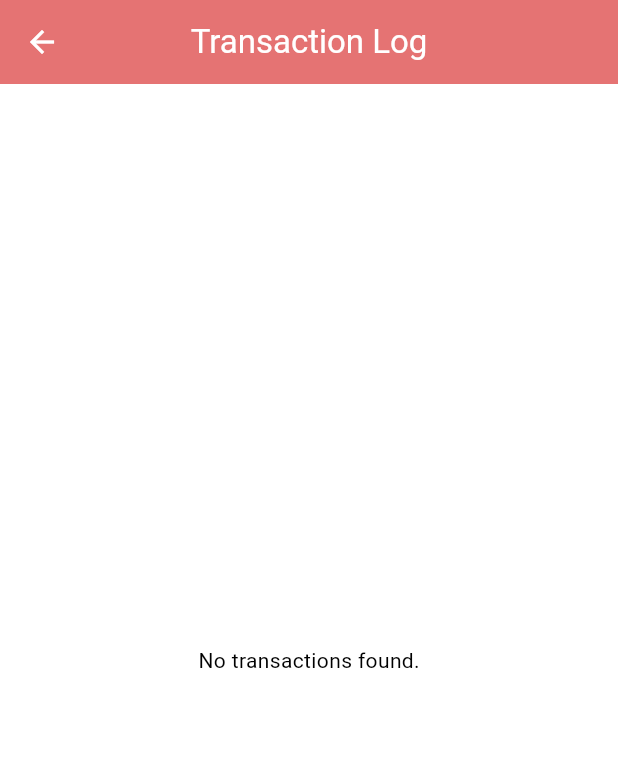
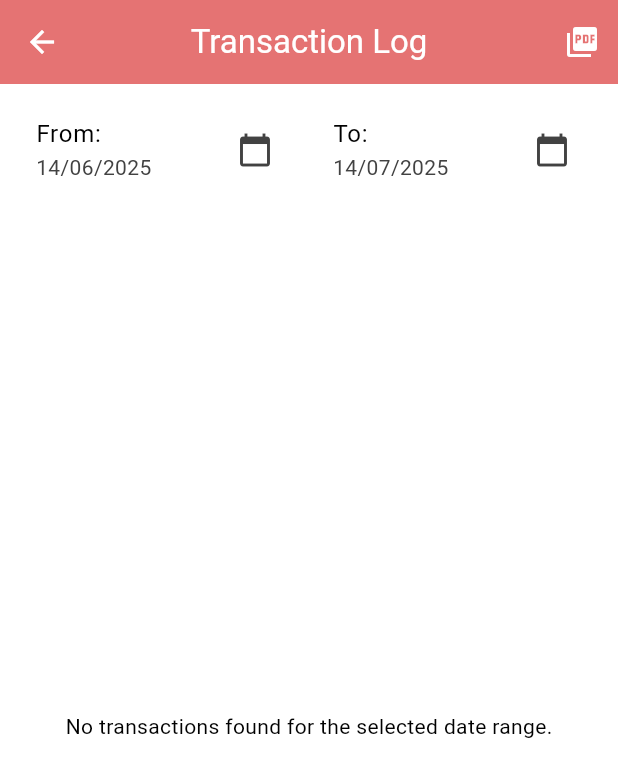
Before and after one commit to cahyoPermono/umayumchamobile, a Flutter app: the screen it shows once a user with an empty profile is signed in, in the side drawer, after a tap on "Transaction Log", on a phone screen of 412 x 824 dp. Shown: the top 777 px of the screen. Run offline on Flutter 3.47's test engine with Material 3 defaults, Android fonts, the phone set to English and light mode, and no system bars; our stand-ins replace get, supabase_flutter; accounts and stored records are empty.

Commit message:
feature(adding pdf export in log transaction)

```diff
--- a/lib/controllers/transaction_log_controller.dart
+++ b/lib/controllers/transaction_log_controller.dart
@@ -2,27 +2,55 @@ import 'package:flutter/foundation.dart'; // For debugPrint
 import 'package:get/get.dart';
 import 'package:supabase_flutter/supabase_flutter.dart';
 import 'package:umayumcha/models/inventory_transaction_model.dart';
+import 'package:pdf/widgets.dart' as pw;
+import 'package:path_provider/path_provider.dart';
+import 'dart:io';
+import 'package:intl/intl.dart';
 
 class TransactionLogController extends GetxController {
   final SupabaseClient supabase = Supabase.instance.client;
 
   var transactions = <InventoryTransaction>[].obs;
   var isLoading = false.obs;
+  var startDate = Rx<DateTime?>(null);
+  var endDate = Rx<DateTime?>(null);
 
   @override
   void onInit() {
+    // Set default date range (e.g., last 30 days)
+    endDate.value = DateTime.now();
+    startDate.value = endDate.value!.subtract(const Duration(days: 30));
     fetchTransactions();
+    // Listen to date range changes
+    ever(startDate, (_) => fetchTransactions());
+    ever(endDate, (_) => fetchTransactions());
     super.onInit();
   }
 
   Future<void> fetchTransactions() async {
     try {
       isLoading.value = true;
+      String selectQuery =
+          '*, products(name), from_branch_id(name), to_branch_id(name)';
+      List<String> conditions = [];
+
+      if (startDate.value != null) {
+        conditions.add('created_at.gte.${startDate.value!.toIso8601String()}');
+      }
+      if (endDate.value != null) {
+        conditions.add(
+          'created_at.lte.${endDate.value!.add(const Duration(days: 1)).toIso8601String()}',
+        );
+      }
+
+      if (conditions.isNotEmpty) {
+        selectQuery +=
+            '.filter(${conditions.join(',')})'; // Append filter to select string
+      }
+
       final response = await supabase
           .from('inventory_transactions')
-          .select(
-            '*, products(name), from_branch_id(name), to_branch_id(name)',
-          ) // Select product and branch names
+          .select(selectQuery) // Pass the full select string with filters
           .order('created_at', ascending: false);
 
       transactions.value =
@@ -42,4 +70,81 @@ class TransactionLogController extends GetxController {
       isLoading.value = false;
     }
   }
+
+  Future<void> exportTransactionsToPdf() async {
+    if (transactions.isEmpty) {
+      Get.snackbar('Info', 'No transactions to export.');
+      return;
+    }
+
+    isLoading.value = true;
+    try {
+      final pdf = pw.Document();
+
+      pdf.addPage(
+        pw.Page(
+          build: (pw.Context context) {
+            return pw.Column(
+              crossAxisAlignment: pw.CrossAxisAlignment.start,
+              children: [
+                pw.Text(
+                  'Transaction Log Report',
+                  style: pw.TextStyle(
+                    fontSize: 24,
+                    fontWeight: pw.FontWeight.bold,
+                  ),
+                ),
+                pw.SizedBox(height: 10),
+                pw.Text(
+                  'Date Range: ${startDate.value != null ? DateFormat('dd/MM/yyyy').format(startDate.value!) : 'N/A'} - ${endDate.value != null ? DateFormat('dd/MM/yyyy').format(endDate.value!) : 'N/A'}',
+                ),
+                pw.SizedBox(height: 20),
+                pw.TableHelper.fromTextArray(
+                  headers: [
+                    'Date',
+                    'Product',
+                    'Type',
+                    'Qty',
+                    'From',
+                    'To',
+                    'Reason',
+                  ],
+                  data:
+                      transactions
+                          .map(
+                            (t) => [
+                              DateFormat(
+                                'dd/MM/yyyy HH:mm',
+                              ).format(t.createdAt),
+                              t.productName ?? t.productId,
+                              t.type.capitalizeFirst,
+                              t.quantityChange.toString(),
+                              t.fromBranchName ?? '-',
+                              t.toBranchName ?? '-',
+                              t.reason ?? '-',
+                            ],
+                          )
+                          .toList(),
+                ),
+              ],
+            );
+          },
+        ),
+      );
+
+      final directory = await getApplicationDocumentsDirectory();
+      final filePath =
+          '${directory.path}/transaction_log_${DateFormat('yyyyMMdd_HHmmss').format(DateTime.now())}.pdf';
+      final file = File(filePath);
+      await file.writeAsBytes(await pdf.save());
+
+      Get.snackbar('Success', 'PDF exported to $filePath');
+      debugPrint('PDF exported to: $filePath');
+    } catch (e) {
+      debugPrint('Error exporting PDF: ${e.toString()}');
+      Get.snackbar('Error', 'Failed to export PDF: ${e.toString()}');
+    } finally {
+      isLoading.value = false;
+    }
+  }
 }
--- a/lib/screens/transaction_log_screen.dart
+++ b/lib/screens/transaction_log_screen.dart
@@ -14,13 +14,90 @@ class TransactionLogScreen extends StatelessWidget {
     );
 
     return Scaffold(
-      appBar: AppBar(title: const Text('Transaction Log')),
-      body: Obx(() {
+      appBar: AppBar(
+        title: const Text('Transaction Log'),
+        actions: [
+          IconButton(
+            icon: const Icon(Icons.picture_as_pdf),
+            onPressed: () => controller.exportTransactionsToPdf(),
+            tooltip: 'Export to PDF',
+          ),
+        ],
+      ),
+      body: Column(
+        children: [
+          Padding(
+            padding: const EdgeInsets.all(8.0),
+            child: Row(
+              children: [
+                Expanded(
+                  child: Obx(
+                    () => ListTile(
+                      title: const Text('From:'),
+                      subtitle: Text(
+                        controller.startDate.value != null
+                            ? DateFormat(
+                              'dd/MM/yyyy',
+                            ).format(controller.startDate.value!)
+                            : 'Select Date',
+                      ),
+                      trailing: const Icon(Icons.calendar_today),
+                      onTap: () async {
+                        DateTime? picked = await showDatePicker(
+                          context: context,
+                          initialDate:
+                              controller.startDate.value ?? DateTime.now(),
+                          firstDate: DateTime(2000),
+                          lastDate: DateTime.now(),
+                        );
+                        if (picked != null) {
+                          controller.startDate.value = picked;
+                        }
+                      },
+                    ),
+                  ),
+                ),
+                Expanded(
+                  child: Obx(
+                    () => ListTile(
+                      title: const Text('To:'),
+                      subtitle: Text(
+                        controller.endDate.value != null
+                            ? DateFormat(
+                              'dd/MM/yyyy',
+                            ).format(controller.endDate.value!)
+                            : 'Select Date',
+                      ),
+                      trailing: const Icon(Icons.calendar_today),
+                      onTap: () async {
+                        DateTime? picked = await showDatePicker(
+                          context: context,
+                          initialDate:
+                              controller.endDate.value ?? DateTime.now(),
+                          firstDate: DateTime(2000),
+                          lastDate: DateTime.now(),
+                        );
+                        if (picked != null) {
+                          controller.endDate.value = picked;
+                        }
+                      },
+                    ),
+                  ),
+                ),
+              ],
+            ),
+          ),
+          Expanded(
+            child: Obx(() {
               if (controller.isLoading.value) {
                 return const Center(child: CircularProgressIndicator());
               }
               if (controller.transactions.isEmpty) {
-          return const Center(child: Text('No transactions found.'));
+                return const Center(
+                  child: Text(
+                    'No transactions found for the selected date range.',
+                  ),
+                );
               }
               return ListView.builder(
                 itemCount: controller.transactions.length,
@@ -29,10 +106,15 @@ class TransactionLogScreen extends StatelessWidget {
                       controller.transactions[index];
                   final bool isIncoming = transaction.type == 'in';
                   return Card(
-              margin: const EdgeInsets.symmetric(horizontal: 16, vertical: 8),
+                    margin: const EdgeInsets.symmetric(
+                      horizontal: 16,
+                      vertical: 8,
+                    ),
                     child: ListTile(
                       leading: Icon(
-                  isIncoming ? Icons.arrow_circle_down : Icons.arrow_circle_up,
+                        isIncoming
+                            ? Icons.arrow_circle_down
+                            : Icons.arrow_circle_up,
                         color: isIncoming ? Colors.green : Colors.red,
                       ),
                       title: Text(
@@ -44,7 +126,9 @@ class TransactionLogScreen extends StatelessWidget {
                         children: [
                           Text('Type: ${transaction.type.capitalizeFirst}'),
                           if (transaction.fromBranchId != null)
-                      Text('From: ${transaction.fromBranchName ?? 'N/A'}'),
+                            Text(
+                              'From: ${transaction.fromBranchName ?? 'N/A'}',
+                            ),
                           if (transaction.toBranchId != null)
                             Text('To: ${transaction.toBranchName ?? 'N/A'}'),
                           Text('Reason: ${transaction.reason ?? 'N/A'}'),
@@ -67,6 +151,9 @@ class TransactionLogScreen extends StatelessWidget {
                 },
               );
             }),
+          ),
+        ],
+      ),
     );
   }
 }
--- a/pubspec.yaml
+++ b/pubspec.yaml
@@ -37,6 +37,8 @@ dependencies:
   get: ^4.6.6
   supabase_flutter: ^2.5.8
   intl: ^0.19.0
+  pdf: ^3.10.8
+  path_provider: ^2.1.3
 
 dev_dependencies:
   flutter_test:
```
Also changed, not shown: pubspec.lock. Lines whose indentation alone changed are shown as unchanged.
